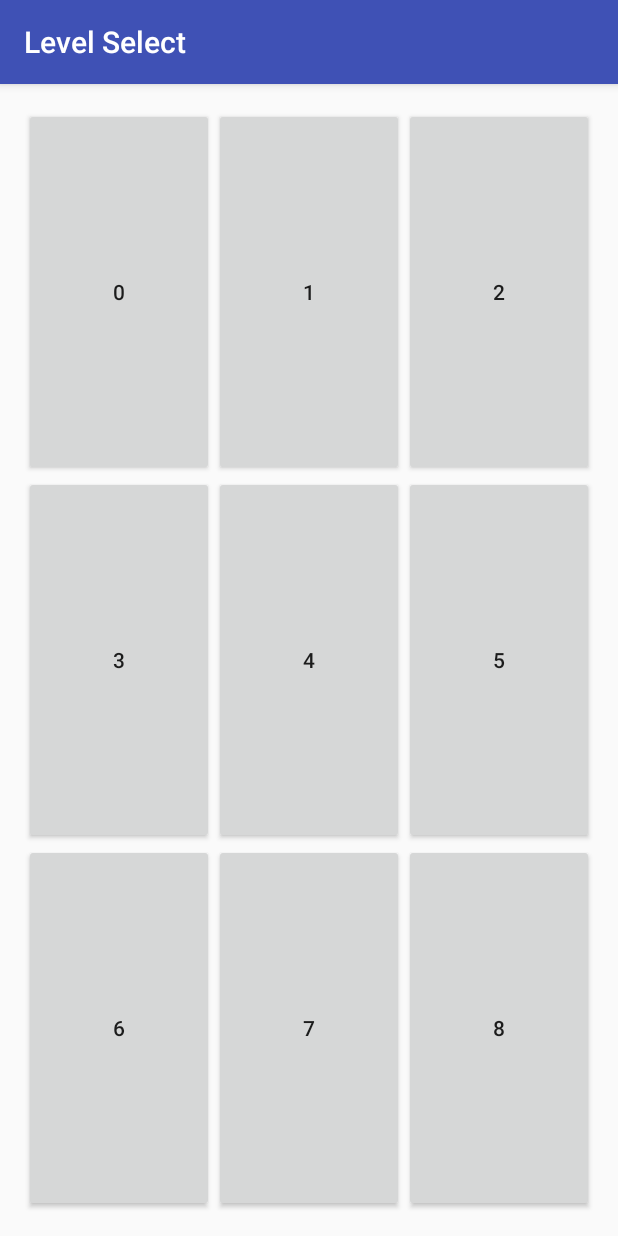
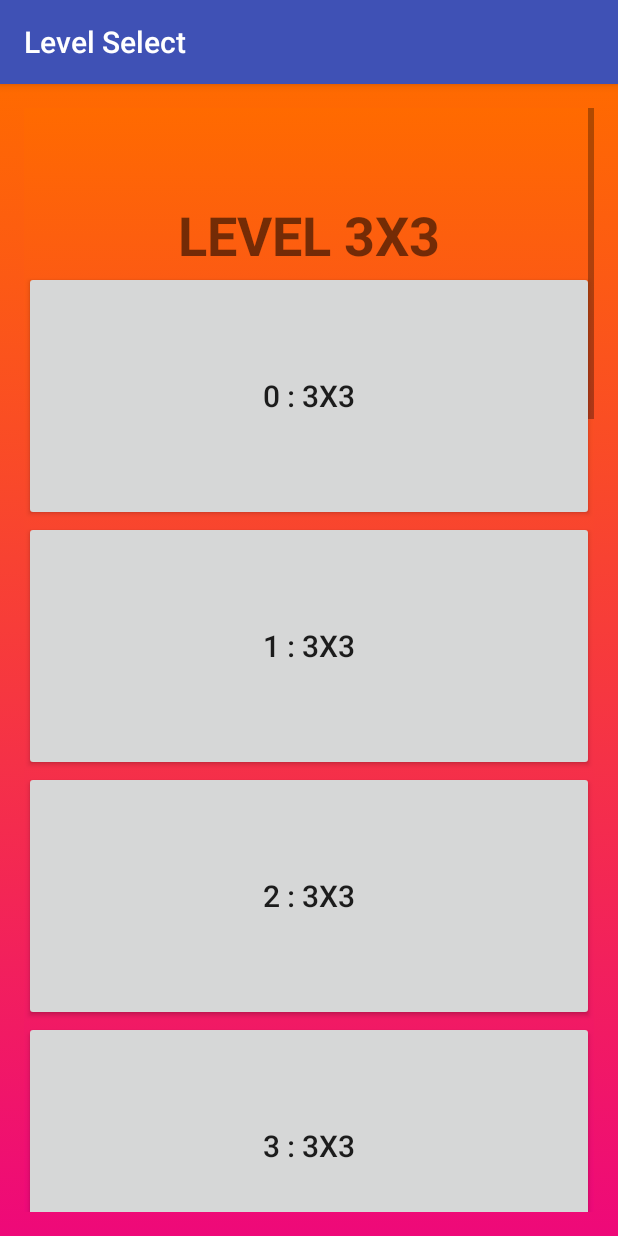
Before and after one commit to vprusso/lights_out, an Android app: the LevelDimSelect screen opened directly, with no data from a screen before it, after a tap on "3x3", on a phone screen of 412 x 824 dp. Run offline under Robolectric (Android 15) with nearby library versions, the phone set to English and light mode, and no system bars.

Commit message:
Generate appropriate number of levels per dimension selected

```diff
--- a/LightsOut/app/src/main/java/com/example/captainhampton/lightsout/LevelDimSelect.java
+++ b/LightsOut/app/src/main/java/com/example/captainhampton/lightsout/LevelDimSelect.java
@@ -9,8 +9,7 @@ import android.widget.Button;
 
 public class LevelDimSelect extends AppCompatActivity implements View.OnClickListener {
 
-    Button buttonSelect3x3, buttonSelect3x4, buttonSelect4x3,
-           buttonSelect4x4, buttonSelect5x5, buttonSelect6x6;
+    Button buttonSelect3x3, buttonSelect4x4, buttonSelect5x5, buttonSelect6x6;
 
     @Override
     protected void onCreate(Bundle savedInstanceState) {
@@ -24,12 +23,6 @@ public class LevelDimSelect extends AppCompatActivity implements View.OnClickLis
     private void setupVariables() {
         buttonSelect3x3 = (Button)findViewById(R.id.buttonSelect3x3);
         buttonSelect3x3.setOnClickListener(this);
-
-        buttonSelect3x4 = (Button)findViewById(R.id.buttonSelect3x4);
-        buttonSelect3x4.setOnClickListener(this);
-
-        buttonSelect4x3 = (Button)findViewById(R.id.buttonSelect4x3);
-        buttonSelect4x3.setOnClickListener(this);
 
         buttonSelect4x4 = (Button)findViewById(R.id.buttonSelect4x4);
         buttonSelect4x4.setOnClickListener(this);
@@ -49,18 +42,6 @@ public class LevelDimSelect extends AppCompatActivity implements View.OnClickLis
             Intent select3x3Intent = new Intent(LevelDimSelect.this, LevelSelect.class);
             select3x3Intent.putExtra("LEVEL_DIM_ID", "3x3");
             startActivity(select3x3Intent);
-        }
-
-        if (buttonSelect3x4.isPressed()) {
-            Intent select3x4Intent = new Intent(LevelDimSelect.this, LevelSelect.class);
-            select3x4Intent.putExtra("LEVEL_DIM_ID", "3x4");
-            startActivity(select3x4Intent);
-        }
-
-        if (buttonSelect4x3.isPressed()) {
-            Intent select4x3Intent = new Intent(LevelDimSelect.this, LevelSelect.class);
-            select4x3Intent.putExtra("LEVEL_DIM_ID", "4x3");
-            startActivity(select4x3Intent);
         }
 
         if (buttonSelect4x4.isPressed()) {
--- a/LightsOut/app/src/main/java/com/example/captainhampton/lightsout/LevelSelect.java
+++ b/LightsOut/app/src/main/java/com/example/captainhampton/lightsout/LevelSelect.java
@@ -15,14 +15,9 @@ import java.util.Locale;
 public class LevelSelect extends AppCompatActivity implements View.OnClickListener {
 
     int NUM_ROWS, NUM_COLS, NUM_LEVEL;
-
-    int numLevelSelectRows = 3;
-    int numLevelSelectCols = 3;
-
     TableLayout tableLayoutLevelSelect;
-
     Button levelButton;
-
+    TextView textViewLevelSelect;
 
     @Override
     protected void onCreate(Bundle savedInstanceState) {
@@ -30,6 +25,7 @@ public class LevelSelect extends AppCompatActivity implements View.OnClickListen
         setContentView(R.layout.activity_level_select);
 
         setupVariables();
+        initLevelSelectScreen();
         initLevelSelect();
     }
 
@@ -43,32 +39,37 @@ public class LevelSelect extends AppCompatActivity implements View.OnClickListen
         NUM_ROWS = Integer.parseInt(level_dim_split[0]);
         NUM_COLS = Integer.parseInt(level_dim_split[1]);
 
+        textViewLevelSelect = (TextView)findViewById(R.id.textViewLevelSelect);
+
+    }
+
+    private void initLevelSelectScreen() {
+        textViewLevelSelect.setText("Level " + NUM_ROWS + "x" + NUM_COLS);
     }
 
     private void initLevelSelect() {
         int level_count = 0;
+        int total_levels = Levels.getLevels(NUM_ROWS,NUM_COLS).length;
 
-        for (int i = 0; i < numLevelSelectRows; i++) {
+        for (int i = 0; i < total_levels; i++) {
             TableRow tableRowBoard = new TableRow(this);
             tableRowBoard.setLayoutParams(new TableLayout.LayoutParams(
                     TableLayout.LayoutParams.MATCH_PARENT,
                     TableLayout.LayoutParams.MATCH_PARENT,
                     1.0f
             ));
+            tableLayoutLevelSelect.addView(tableRowBoard);
 
-            tableLayoutLevelSelect.addView(tableRowBoard);
-            for (int j = 0; j < numLevelSelectCols; j++) {
-
-                final int x = i;
-                final int y = j;
             levelButton = new Button(this);
+            levelButton.setTextSize(20);
             levelButton.setLayoutParams(new TableRow.LayoutParams(
-                        TableRow.LayoutParams.MATCH_PARENT,
-                        TableRow.LayoutParams.MATCH_PARENT,
+                    250,//TableRow.LayoutParams.MATCH_PARENT,
+                    250,//TableRow.LayoutParams.MATCH_PARENT,
                     1.0f
             ));
 
-                levelButton.setText(Integer.toString(level_count));
+            String level_button_text = level_count + " : " + NUM_ROWS + "x" + NUM_COLS;
+            levelButton.setText(level_button_text);
             levelButton.setTag(Integer.toString(level_count));
             level_count += 1;
 
@@ -91,7 +92,50 @@ public class LevelSelect extends AppCompatActivity implements View.OnClickListen
 
             tableRowBoard.addView(levelButton);
         }
-        }
+
+//        for (int i = 0; i < numLevelSelectRows; i++) {
+//            TableRow tableRowBoard = new TableRow(this);
+//            tableRowBoard.setLayoutParams(new TableLayout.LayoutParams(
+//                    TableLayout.LayoutParams.MATCH_PARENT,
+//                    TableLayout.LayoutParams.MATCH_PARENT,
+//                    1.0f
+//            ));
+//
+//            tableLayoutLevelSelect.addView(tableRowBoard);
+//            for (int j = 0; j < numLevelSelectCols; j++) {
+//
+//                levelButton = new Button(this);
+//                levelButton.setLayoutParams(new TableRow.LayoutParams(
+//                        TableRow.LayoutParams.MATCH_PARENT,
+//                        TableRow.LayoutParams.MATCH_PARENT,
+//                        1.0f
+//                ));
+//
+//                levelButton.setText(Integer.toString(level_count));
+//                levelButton.setTag(Integer.toString(level_count));
+//                level_count += 1;
+//
+//                // make text not clip on small buttons
+//                levelButton.setPadding(0, 0, 0, 0);
+//                //levelButton.setBackgroundResource(R.drawable.gradient_background);
+//                levelButton.setOnClickListener(new View.OnClickListener() {
+//
+//                    @Override
+//                    public void onClick(View v) {
+//
+//                        //Log.d("TAG", "outcome = " + v.getTag().toString());
+//                        NUM_LEVEL = Integer.parseInt(v.getTag().toString());
+//                        Intent playLevelIntent = new Intent(LevelSelect.this, PlayActivity.class);
+//                        playLevelIntent.putExtra("NUM_ROWS", NUM_ROWS);
+//                        playLevelIntent.putExtra("NUM_COLS", NUM_COLS);
+//                        playLevelIntent.putExtra("NUM_LEVEL", NUM_LEVEL);
+//                        startActivity(playLevelIntent);
+//                    }
+//                });
+//
+//                tableRowBoard.addView(levelButton);
+//            }
+//        }
 
     }
 
--- a/LightsOut/app/src/main/java/com/example/captainhampton/lightsout/MainActivity.java
+++ b/LightsOut/app/src/main/java/com/example/captainhampton/lightsout/MainActivity.java
@@ -22,6 +22,7 @@ public class MainActivity extends AppCompatActivity implements OnClickListener {
         displayBannerAd();
 
         setupVariables();
+
     }
 
     private void setupVariables() {
--- a/LightsOut/app/src/main/res/layout/activity_level_select.xml
+++ b/LightsOut/app/src/main/res/layout/activity_level_select.xml
@@ -3,10 +3,19 @@
     android:orientation="vertical"
     android:layout_width="match_parent"
     android:layout_height="match_parent"
+    android:background="@drawable/gradient_background"
     android:paddingBottom="@dimen/activity_vertical_margin"
     android:paddingLeft="@dimen/activity_horizontal_margin"
     android:paddingRight="@dimen/activity_horizontal_margin"
     android:paddingTop="@dimen/activity_vertical_margin">
+
+    <ScrollView
+        android:id="@+id/scrollViewLevelSelect"
+        android:layout_width="fill_parent"
+        android:layout_height="wrap_content"
+        android:scrollbars="vertical"
+        android:background="@drawable/gradient_background"
+        android:fillViewport="true">
 
     <TableLayout xmlns:android="http://schemas.android.com/apk/res/android"
         android:id="@+id/tableLayoutLevelSelect"
@@ -15,92 +24,19 @@
         android:layout_marginTop="0dp"
         android:stretchColumns="*">
 
-
-        <TableRow
-            android:layout_width="match_parent"
-            android:layout_height="match_parent">
-        </TableRow>
-
-        <TableRow
-            android:layout_width="match_parent"
-            android:layout_height="match_parent">
-        </TableRow>
-
-        <TableRow
-            android:layout_width="match_parent"
-            android:layout_height="match_parent">
-        </TableRow>
-
-        <TableRow
-            android:layout_width="match_parent"
-            android:layout_height="match_parent">
-        </TableRow>
-
-        <TableRow
-            android:layout_width="match_parent"
-            android:layout_height="match_parent">
-        </TableRow>
-
-        <TableRow
-            android:layout_width="match_parent"
-            android:layout_height="match_parent">
-        </TableRow>
-
-        <TableRow
-            android:layout_width="match_parent"
-            android:layout_height="match_parent">
-        </TableRow>
-
-        <TableRow
-            android:layout_width="match_parent"
-            android:layout_height="match_parent">
-        </TableRow>
-
-        <TableRow
-            android:layout_width="match_parent"
-            android:layout_height="match_parent">
-        </TableRow>
-
-        <TableRow
-            android:layout_width="match_parent"
-            android:layout_height="match_parent">
-
-        </TableRow>
-
-        <TableRow
-            android:layout_width="match_parent"
-            android:layout_height="match_parent">
-        </TableRow>
-
-        <TableRow
-            android:layout_width="match_parent"
-            android:layout_height="match_parent">
-        </TableRow>
-
-        <TableRow
-            android:layout_width="match_parent"
-            android:layout_height="match_parent">
-
-        </TableRow>
-
-        <TableRow
-            android:layout_width="match_parent"
-            android:layout_height="match_parent">
-
-        </TableRow>
-
-        <TableRow
-            android:layout_width="match_parent"
-            android:layout_height="match_parent">
-
-        </TableRow>
-
-        <TableRow
-            android:layout_width="match_parent"
-            android:layout_height="match_parent">
-
-        </TableRow>
+        <TextView
+            android:id="@+id/textViewLevelSelect"
+            android:layout_width="wrap_content"
+            android:layout_height="wrap_content"
+            android:layout_alignParentTop="true"
+            android:layout_centerHorizontal="true"
+            android:layout_marginTop="60dp"
+            android:textAlignment="center"
+            android:textAllCaps="true"
+            android:textSize="36sp"
+            android:textStyle="bold" />
 
     </TableLayout>
+    </ScrollView>
 
 </RelativeLayout>
--- a/LightsOut/app/src/main/res/values/strings.xml
+++ b/LightsOut/app/src/main/res/values/strings.xml
@@ -25,7 +25,7 @@
     <string name="hint">Hint</string>
     <string name="reset">Reset</string>
 
-    <string name="level_dim_select">Level Dimension Select</string>
+    <string name="level_dim_select">Level Select</string>
     <string name="level_select">Level Select</string>
     <string name="select_3x3">3x3</string>
     <string name="select_3x4">3x4</string>
```
Also changed, not shown: LightsOut/app/src/main/java/com/example/captainhampton/lightsout/PlayActivity.java (+13 -1 lines), LightsOut/app/src/main/res/layout/activity_level_dim_select.xml (+1 -27 lines), LightsOut/app/src/main/res/layout/activity_main.xml (+8 -8 lines), LightsOut/app/src/main/res/layout/level.xml (+9 -7 lines). Lines whose indentation alone changed are shown as unchanged.
